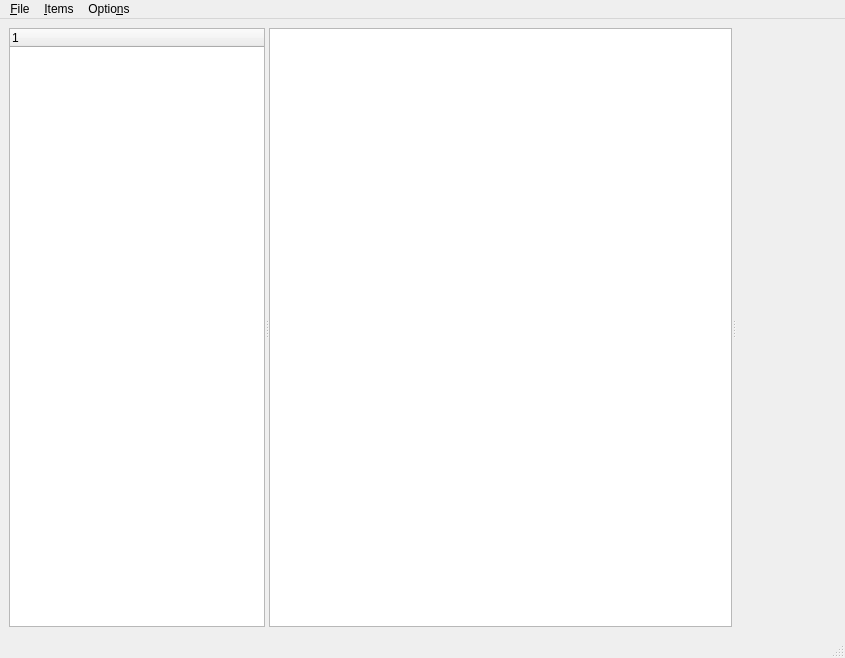
Old version of the form Viewer2D/mapviewer2.ui in the repository fsoos74/su.
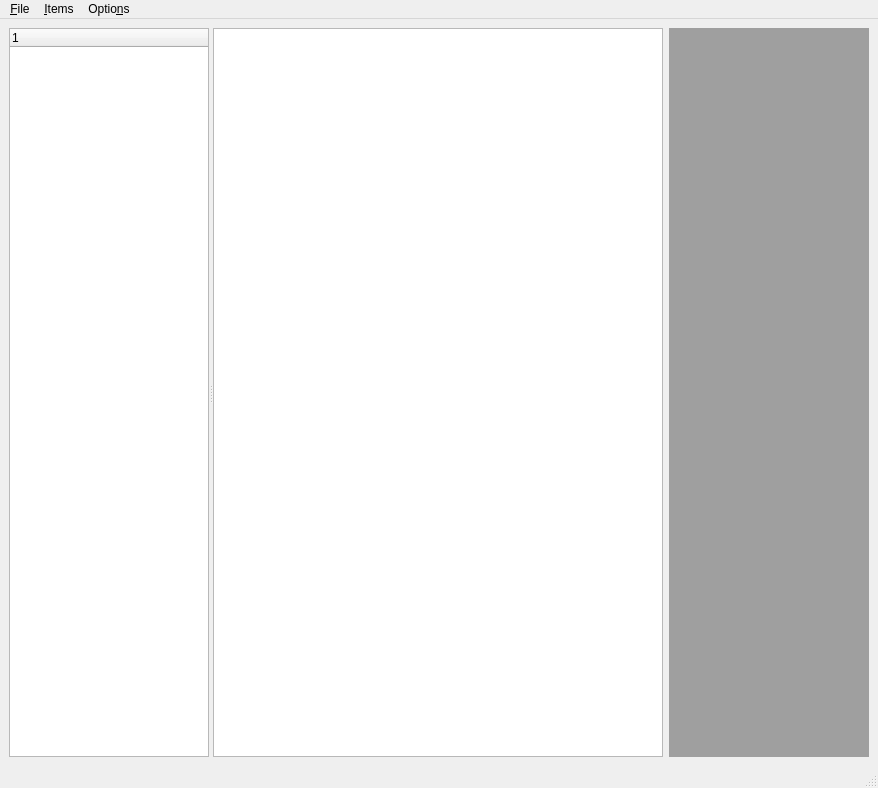
New version of the form. Custom widgets are drawn as their Qt base class.

Commit message: -double click on mapviewer colorbar opens config dialog

```diff
--- a/Viewer2D/mapviewer2.ui
+++ b/Viewer2D/mapviewer2.ui
@@ -6,21 +6,42 @@
    <rect>
     <x>0</x>
     <y>0</y>
-    <width>845</width>
-    <height>658</height>
+    <width>878</width>
+    <height>788</height>
    </rect>
   </property>
   <property name="windowTitle">
    <string>MainWindow</string>
   </property>
   <widget class="QWidget" name="centralwidget">
-   <layout class="QVBoxLayout" name="verticalLayout">
+   <property name="sizePolicy">
+    <sizepolicy hsizetype="Preferred" vsizetype="Preferred">
+     <horstretch>0</horstretch>
+     <verstretch>0</verstretch>
+    </sizepolicy>
+   </property>
+   <layout class="QHBoxLayout" name="horizontalLayout">
     <item>
      <widget class="QSplitter" name="splitter">
       <property name="orientation">
        <enum>Qt::Horizontal</enum>
       </property>
       <widget class="CheckedTreeWidget" name="treeWidget">
+       <property name="sizePolicy">
+        <sizepolicy hsizetype="MinimumExpanding" vsizetype="Expanding">
+         <horstretch>0</horstretch>
+         <verstretch>0</verstretch>
+        </sizepolicy>
+       </property>
+       <property name="minimumSize">
+        <size>
+         <width>200</width>
+         <height>0</height>
+        </size>
+       </property>
+       <property name="sizeAdjustPolicy">
+        <enum>QAbstractScrollArea::AdjustToContentsOnFirstShow</enum>
+       </property>
        <column>
         <property name="text">
          <string notr="true">1</string>
@@ -29,7 +50,7 @@
       </widget>
       <widget class="RulerGraphicsView" name="graphicsView">
        <property name="sizePolicy">
-        <sizepolicy hsizetype="MinimumExpanding" vsizetype="MinimumExpanding">
+        <sizepolicy hsizetype="MinimumExpanding" vsizetype="Expanding">
          <horstretch>1</horstretch>
          <verstretch>1</verstretch>
         </sizepolicy>
@@ -41,7 +62,34 @@
         </size>
        </property>
       </widget>
-      <widget class="QWidget" name="legendArea" native="true"/>
+     </widget>
+    </item>
+    <item>
+     <widget class="QMdiArea" name="legendArea">
+      <property name="sizePolicy">
+       <sizepolicy hsizetype="Minimum" vsizetype="Expanding">
+        <horstretch>0</horstretch>
+        <verstretch>0</verstretch>
+       </sizepolicy>
+      </property>
+      <property name="minimumSize">
+       <size>
+        <width>200</width>
+        <height>0</height>
+       </size>
+      </property>
+      <property name="maximumSize">
+       <size>
+        <width>200</width>
+        <height>16777215</height>
+       </size>
+      </property>
+      <property name="horizontalScrollBarPolicy">
+       <enum>Qt::ScrollBarAsNeeded</enum>
+      </property>
+      <property name="sizeAdjustPolicy">
+       <enum>QAbstractScrollArea::AdjustIgnored</enum>
+      </property>
      </widget>
     </item>
    </layout>
@@ -51,7 +99,7 @@
     <rect>
      <x>0</x>
      <y>0</y>
-     <width>845</width>
+     <width>878</width>
      <height>25</height>
     </rect>
    </property>
```
The commit also changes 4 other files.
